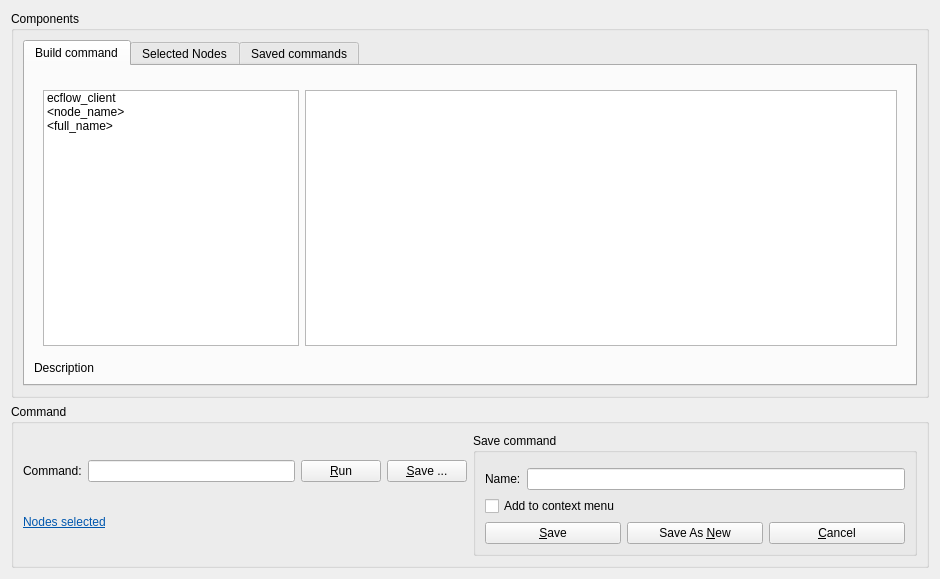
ecmwf/ecflow, file Viewer/src/CommandDesignerWidget.ui: the form before one commit.
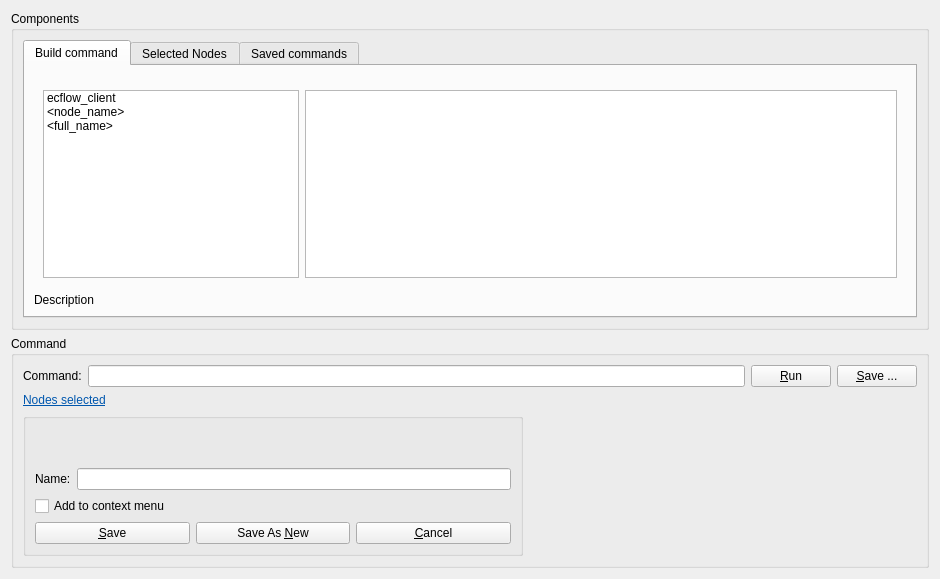
The form after the commit. Icons and pictures are not drawn. Custom widgets are drawn as their Qt base class.

Commit message: ecFlowUI: improved usability of Save Options in the Custom Command manager dialogue [ECFLOW-616]

What changed in the file:
```diff
--- a/Viewer/src/CommandDesignerWidget.ui
+++ b/Viewer/src/CommandDesignerWidget.ui
@@ -271,6 +271,12 @@
           </item>
           <item>
            <widget class="QPushButton" name="saveOptionsButton_">
+            <property name="maximumSize">
+             <size>
+              <width>100</width>
+              <height>16777215</height>
+             </size>
+            </property>
             <property name="text">
              <string>&amp;Save ...</string>
             </property>
@@ -291,17 +297,40 @@
           </property>
          </widget>
         </item>
-       </layout>
-      </item>
       <item>
        <widget class="QGroupBox" name="saveCommandGroupBox_">
+          <property name="sizePolicy">
+           <sizepolicy hsizetype="Preferred" vsizetype="Preferred">
+            <horstretch>0</horstretch>
+            <verstretch>0</verstretch>
+           </sizepolicy>
+          </property>
+          <property name="maximumSize">
+           <size>
+            <width>500</width>
+            <height>16777215</height>
+           </size>
+          </property>
         <property name="title">
-         <string>Save command</string>
+           <string/>
         </property>
         <layout class="QVBoxLayout" name="verticalLayout_2">
          <item>
           <widget class="MessageLabel" name="nameInfoLabel_" native="true"/>
          </item>
+           <item>
+            <spacer name="verticalSpacer_2">
+             <property name="orientation">
+              <enum>Qt::Vertical</enum>
+             </property>
+             <property name="sizeHint" stdset="0">
+              <size>
+               <width>20</width>
+               <height>40</height>
+              </size>
+             </property>
+            </spacer>
+           </item>
          <item>
           <layout class="QHBoxLayout" name="horizontalLayout_3">
            <item>
@@ -350,6 +379,8 @@
          </item>
         </layout>
        </widget>
+        </item>
+       </layout>
       </item>
      </layout>
     </widget>
```
Lines whose indentation alone changed are shown as unchanged. The commit also changes 2 other files.
